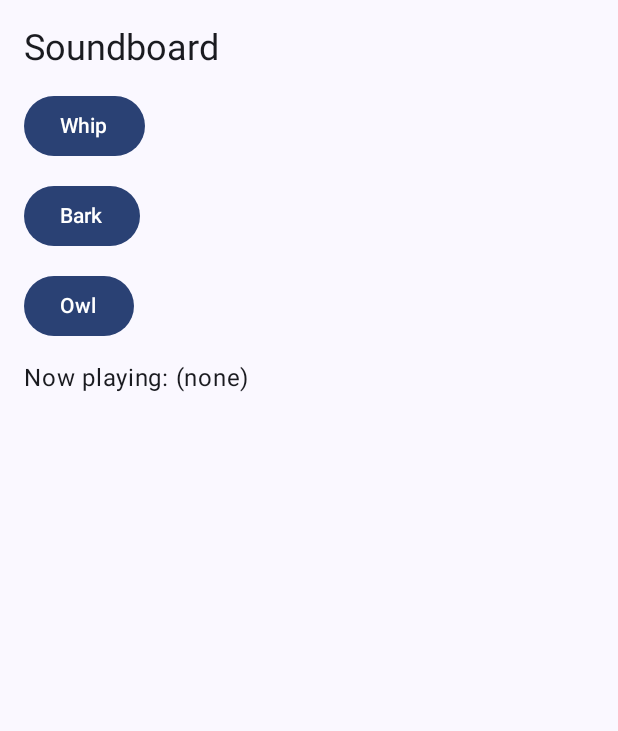
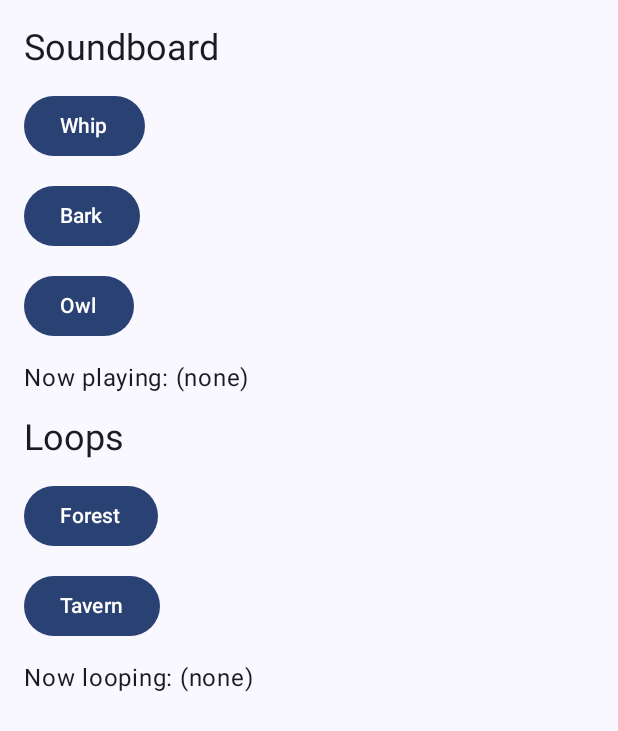
Before and after one commit to Almantask/rpg-audio-mixer, an Android app built with Jetpack Compose: the MainActivity screen opened directly, with no data from a screen before it, on a phone screen of 412 x 824 dp. Shown: the top 731 px of the screen. Run offline under Robolectric (Android 15) with nearby library versions, the phone set to English and light mode, and no system bars; our stand-ins replace Dagger/Hilt's generated code.

Commit message:
Add loopable track progress feature: feature file, UI, fake, and step defs
Co-authored-by: Almantask <40486932+Almantask@users.noreply.github.com>
Agent-Logs-Url: https://github.com/Almantask/rpg-audio-mixer/sessions/cfe3b884-3250-4ce6-9dfa-0787c9ddf974

```diff
--- a/app/src/main/java/com/example/rpgaudiomixer/app/components/SoundboardScreen.kt
+++ b/app/src/main/java/com/example/rpgaudiomixer/app/components/SoundboardScreen.kt
@@ -20,6 +20,8 @@ import com.example.rpgaudiomixer.domain.media.MixedMusicPlayer
 object SoundboardTestTags {
     fun soundButton(soundId: String) = "soundButton_${soundId}"
     const val NOW_PLAYING_TEXT = "nowPlayingText"
+    fun loopButton(loopId: String) = "loopButton_${loopId}"
+    const val NOW_LOOPING_TEXT = "nowLoopingText"
 }
 
 @Composable
@@ -28,6 +30,7 @@ fun SoundboardScreen(
     modifier: Modifier = Modifier,
 ) {
     var nowPlaying by rememberSaveable { mutableStateOf<String?>(null) }
+    var nowLooping by rememberSaveable { mutableStateOf<String?>(null) }
 
     Column(
         modifier = modifier
@@ -66,6 +69,31 @@ fun SoundboardScreen(
             modifier = Modifier.testTag(SoundboardTestTags.NOW_PLAYING_TEXT),
             text = nowPlayingTextValue,
         )
+
+        Text(
+            text = "Loops",
+            style = MaterialTheme.typography.headlineSmall,
+        )
+
+        LoopButton(
+            label = "Forest",
+            loopId = "forest",
+            mixedMusicPlayer = mixedMusicPlayer,
+            onLooping = { nowLooping = it },
+        )
+
+        LoopButton(
+            label = "Tavern",
+            loopId = "tavern",
+            mixedMusicPlayer = mixedMusicPlayer,
+            onLooping = { nowLooping = it },
+        )
+
+        val nowLoopingTextValue = nowLooping?.let { "Now looping: $it" } ?: "Now looping: (none)"
+        Text(
+            modifier = Modifier.testTag(SoundboardTestTags.NOW_LOOPING_TEXT),
+            text = nowLoopingTextValue,
+        )
     }
 }
 
@@ -86,3 +114,21 @@ private fun SoundButton(
         Text(label)
     }
 }
+
+@Composable
+private fun LoopButton(
+    label: String,
+    loopId: String,
+    mixedMusicPlayer: MixedMusicPlayer,
+    onLooping: (String) -> Unit,
+) {
+    Button(
+        modifier = Modifier.testTag(SoundboardTestTags.loopButton(loopId)),
+        onClick = {
+            mixedMusicPlayer.playLoopingSound(loopId)
+            onLooping(loopId)
+        },
+    ) {
+        Text(label)
+    }
+}
```
Also changed, not shown: 3 other files.
